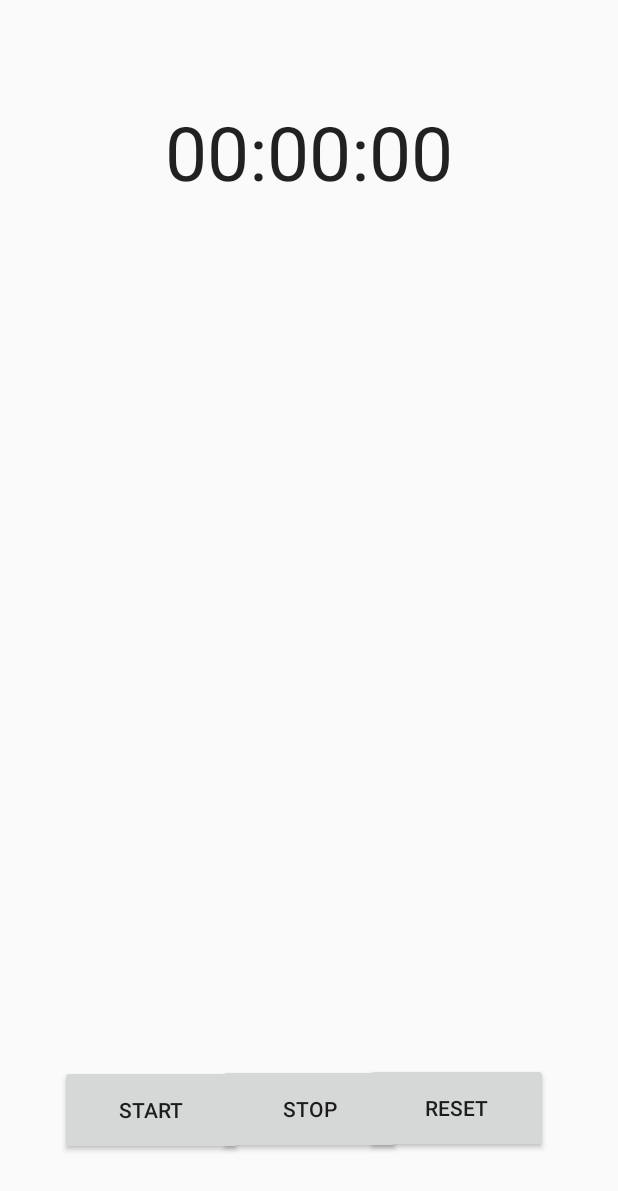
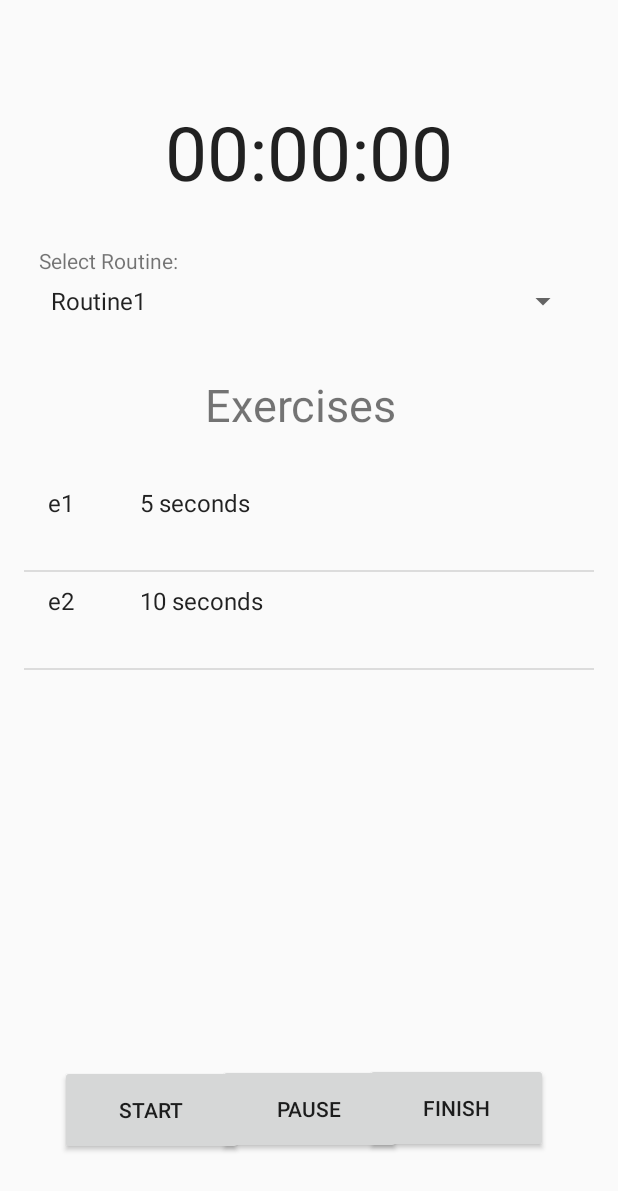
Before and after one commit to Thamira2001/New-repo, an Android app: the screen it shows after launch (StartWorkoutActivity), after a tap on "START WORKOUT", on a phone screen of 412 x 824 dp. Shown: the top 1191 px of the screen. Run offline under Robolectric (Android 15) with nearby library versions, the phone set to English and light mode, and no system bars.

Commit message:
StartWorkout page completed

```diff
--- a/app/src/main/java/comp3350/srsys/business/AccessWorkouts.java
+++ b/app/src/main/java/comp3350/srsys/business/AccessWorkouts.java
@@ -51,11 +51,11 @@ public class AccessWorkouts {
         return workout;
     }
 
-    boolean insertWorkout(final Workout currentWorkout) {
+    public boolean insertWorkout(final Workout currentWorkout) {
         return workoutPersistence.insertWorkout(currentWorkout);
     }
 
-    boolean deleteWorkout(final Workout currentWorkout) {
+    public boolean deleteWorkout(final Workout currentWorkout) {
         return workoutPersistence.deleteWorkout(currentWorkout);
     }
 }
--- a/app/src/main/java/comp3350/srsys/objects/ExerciseList.java
+++ b/app/src/main/java/comp3350/srsys/objects/ExerciseList.java
@@ -32,4 +32,13 @@ public class ExerciseList {
         }
         return names;
     }
+
+    public List<String> getNamesWithTime() {
+        ArrayList<String> res = new ArrayList<>();
+        for(int i = 0; i < exercises.size(); i++) {
+            Exercise e = exercises.get(i);
+            res.add(e.getName() + "           " + e.getDurationSec() + " seconds");
+        }
+        return res;
+    }
 }
--- a/app/src/main/java/comp3350/srsys/objects/Routine.java
+++ b/app/src/main/java/comp3350/srsys/objects/Routine.java
@@ -13,7 +13,7 @@ public class Routine {
     public Routine(){}
     public Routine(String name, ExerciseList exerciseList){
         this.name = name;
-        this.exerciseList = exerciseList;
+        this.exerciseList = exerciseList.copy();
     }
     public Routine(String name){
         this(name, new ExerciseList());
--- a/app/src/main/java/comp3350/srsys/objects/Workout.java
+++ b/app/src/main/java/comp3350/srsys/objects/Workout.java
@@ -7,39 +7,20 @@ import java.time.Month;
 
 public class Workout {
     private Routine routine;
-    private long startTimeSec;
-    private long endTimeSec;
     private LocalDate date;
+    private int durationSec;
 
-    public Workout(Routine r) {
-        this(r, -1, -1);
-    }
-
-    public Workout(Routine r, long startTimeSec, long endTimeSec) {
+    public Workout(Routine r, int durationSec){
         this.routine = r;
-        this.startTimeSec = startTimeSec;
-        this.endTimeSec = endTimeSec;
-        this.date = LocalDate.now();
+        this.durationSec = durationSec;
     }
 
     public Routine getRoutine() {
         return routine;
     }
 
-    public long getStartTimeSec() {return startTimeSec;}
-    public long getEndTimeSec() {return endTimeSec;}
-
-    public int getDurationSec() {return (int)(endTimeSec - startTimeSec);}
+    public int getDurationSec() {return durationSec;}
     public Month getMonth() {return date.getMonth();}
 
-    public void startWorkout() {
-        if(startTimeSec == -1)
-            this.startTimeSec = System.currentTimeMillis()/1000;
-    }
-
-    public void endWorkout(){
-        if(endTimeSec == -1)
-            this.endTimeSec = System.currentTimeMillis()/1000;
-    }
 
 }
--- a/app/src/main/java/comp3350/srsys/persistence/hsqldb/WorkoutPersistenceHSQLDB.java
+++ b/app/src/main/java/comp3350/srsys/persistence/hsqldb/WorkoutPersistenceHSQLDB.java
@@ -30,9 +30,10 @@ public class WorkoutPersistenceHSQLDB implements WorkoutPersistence {
 
     private Workout fromResultSet(final ResultSet rs) throws SQLException {
         final Routine routine = getRoutineFromResultSet(rs);
-        final long startTimeSec = rs.getLong("startTimeSec");
-        final long endTimeSec = rs.getLong("endTimeSec");
-        return new Workout(routine, startTimeSec, endTimeSec);
+        //final long startTimeSec = rs.getLong("startTimeSec");
+        //final long endTimeSec = rs.getLong("endTimeSec");
+        int duration = 10;
+        return new Workout(routine, 10);
     }
 
     public Routine getRoutineFromResultSet(ResultSet rs) throws SQLException {
@@ -89,8 +90,8 @@ public class WorkoutPersistenceHSQLDB implements WorkoutPersistence {
         try (final Connection c = connection()) {
             final PreparedStatement st = c.prepareStatement("INSERT INTO workouts VALUES(?, ?, ?)");
             st.setString(1, routineToString(currentWorkout.getRoutine()));
-            st.setLong(2, currentWorkout.getStartTimeSec());
-            st.setLong(3, currentWorkout.getEndTimeSec());
+            //st.setLong(2, currentWorkout.getStartTimeSec());
+            //st.setLong(3, currentWorkout.getEndTimeSec());
             st.executeUpdate();
             return true;
         } catch (final SQLException e) {
@@ -124,10 +125,10 @@ public class WorkoutPersistenceHSQLDB implements WorkoutPersistence {
             rt.setString(1, routineToString(currentWorkout.getRoutine()));
             rt.executeUpdate();
             final PreparedStatement st = c.prepareStatement("DELETE FROM workout WHERE start time = ?");
-            st.setLong(1, currentWorkout.getStartTimeSec());
+            //st.setLong(1, currentWorkout.getStartTimeSec());
             st.executeUpdate();
             final PreparedStatement et = c.prepareStatement("DELETE FROM workout WHERE end time = ?");
-            et.setLong(1, currentWorkout.getEndTimeSec());
+            //et.setLong(1, currentWorkout.getEndTimeSec());
             et.executeUpdate();
             return true;
         } catch (final SQLException e) {
--- a/app/src/main/java/comp3350/srsys/persistence/stubs/RoutinePersistenceStub.java
+++ b/app/src/main/java/comp3350/srsys/persistence/stubs/RoutinePersistenceStub.java
@@ -4,6 +4,8 @@ import java.util.ArrayList;
 import java.util.Collections;
 import java.util.List;
 
+import comp3350.srsys.objects.Exercise;
+import comp3350.srsys.objects.ExerciseList;
 import comp3350.srsys.objects.Routine;
 import comp3350.srsys.persistence.RoutinePersistence;
 
@@ -14,10 +16,18 @@ public class RoutinePersistenceStub implements RoutinePersistence {
     public RoutinePersistenceStub() {
         this.routineList = new ArrayList<>();
 
+        ExerciseList el1 = new ExerciseList();
+        ExerciseList el2 = new ExerciseList();
+        Exercise e1 = new Exercise("e1", 5);
+        Exercise e2 = new Exercise("e2", 10);
+        el1.add(e1);
+        el1.add(e2);
+        el2.add(e2);
+
         // stub values
-        routineList.add(new Routine("Routine1"));
-        routineList.add(new Routine("Routine2"));
-        routineList.add(new Routine("Routine3"));
+        routineList.add(new Routine("Routine1", el1));
+        routineList.add(new Routine("Routine2", el2));
+        routineList.add(new Routine("Routine3", el1));
     }
 
     @Override
--- a/app/src/main/java/comp3350/srsys/persistence/stubs/WorkoutPersistenceStub.java
+++ b/app/src/main/java/comp3350/srsys/persistence/stubs/WorkoutPersistenceStub.java
@@ -31,8 +31,8 @@ public class WorkoutPersistenceStub implements WorkoutPersistence {
         eList2.add(e3);
         Routine r2 = new Routine("r2", eList2);
 
-        workouts.add(new Workout(r1, 0, 60*30));
-        workouts.add(new Workout(r2, 0, 60*10));
+        workouts.add(new Workout(r1, 60*30));
+        workouts.add(new Workout(r2, 60*10));
     }
 
     @Override
--- a/app/src/main/java/comp3350/srsys/presentation/StartWorkoutActivity.java
+++ b/app/src/main/java/comp3350/srsys/presentation/StartWorkoutActivity.java
@@ -4,28 +4,35 @@ import android.app.Activity;
 import android.os.Bundle;
 import android.os.Handler;
 import android.view.View;
+import android.widget.AdapterView;
 import android.widget.ArrayAdapter;
 import android.widget.ListView;
+import android.widget.Spinner;
 import android.widget.TextView;
+import android.widget.AdapterView.OnItemSelectedListener;
+import android.widget.Toast;
 
+import java.util.ArrayList;
 import java.util.List;
 import java.util.Locale;
 import comp3350.srsys.R;
 import comp3350.srsys.business.AccessRoutines;
-import comp3350.srsys.objects.Exercise;
+import comp3350.srsys.business.AccessWorkouts;
 import comp3350.srsys.objects.ExerciseList;
 import comp3350.srsys.objects.Routine;
+import comp3350.srsys.objects.Workout;
 
 
-public class StartWorkoutActivity extends Activity
+public class StartWorkoutActivity extends Activity implements OnItemSelectedListener
 {
     private int sec = 0;
     private boolean isRunning;
     private boolean wasRunning;
 
     private AccessRoutines accessRoutines;
-    List<Routine> routines;
-    Routine curRoutine;
+    private AccessWorkouts accessWorkouts;
+    private List<Routine> routines;
+    private Routine curRoutine;
 
     @Override
     protected void onCreate(Bundle savedInstanceState) {
@@ -40,17 +47,37 @@ public class StartWorkoutActivity extends Activity
         runningTimer();
 
         accessRoutines = new AccessRoutines();
+        accessWorkouts = new AccessWorkouts();
         routines = accessRoutines.getRoutines();
+        curRoutine = routines.get(0);
+        List<String> routineNames = new ArrayList<>();
+        for(int i = 0; i < routines.size(); i++) routineNames.add(routines.get(i).getName());
 
-        // display dropdown to select routine
+        // Setup routine spinner
+        Spinner spinner = (Spinner) findViewById(R.id.exercisespinner);
+        spinner.setOnItemSelectedListener(this);
+        ArrayAdapter<String> dataAdapter = new ArrayAdapter<String>(this, android.R.layout.simple_spinner_item, routineNames);
+        dataAdapter.setDropDownViewResource(android.R.layout.simple_spinner_dropdown_item);
+        spinner.setAdapter(dataAdapter);
+
+        updateExerciseList();
+
+    }
+    public void onItemSelected(AdapterView<?> parent, View view, int position, long id) {
+        curRoutine = routines.get(position);
+        updateExerciseList();
+    }
+    public void onNothingSelected(AdapterView<?> arg0) {
         curRoutine = routines.get(0);
+    }
 
-        // display exercise list of corresponding routine
+    public void updateExerciseList() {
         ExerciseList curExercises = curRoutine.getExercises();
         ListView listView = (ListView) findViewById(R.id.exerciseList);
-        ArrayAdapter adapter = new ArrayAdapter<>(this, android.R.layout.simple_list_item_activated_2, android.R.id.text1, curExercises.getNames());
+        ArrayAdapter adapter = new ArrayAdapter<>(this, android.R.layout.simple_list_item_activated_2, android.R.id.text1, curExercises.getNamesWithTime());
         listView.setAdapter(adapter);
     }
+
     @Override
     public void onSaveInstanceState(Bundle savedInstanceState) {
         savedInstanceState.putInt("seconds", sec);
@@ -59,8 +86,7 @@ public class StartWorkoutActivity extends Activity
     }
 
     @Override
-    protected void onPause()
-    {
+    protected void onPause() {
         super.onPause();
         wasRunning = isRunning;
         isRunning = false;
@@ -77,12 +103,8 @@ public class StartWorkoutActivity extends Activity
     public void onClickStart(View view) {
         isRunning = true;
     }
-    public void onClickStop(View view) {
+    public void onClickPause(View view) {
         isRunning = false;
-    }
-    public void onClickReset(View view) {
-        isRunning = false;
-        sec = 0;
     }
     private void runningTimer() {
         final TextView t_View = (TextView)findViewById(R.id.time_view);
@@ -102,4 +124,18 @@ public class StartWorkoutActivity extends Activity
             }
         });
     }
+
+    public void onClickFinish(View view) {
+        // create new workout instance
+        Workout newW = new Workout(curRoutine, sec);
+        accessWorkouts.insertWorkout(newW);
+
+        // make toast prompt
+        Toast.makeText(getApplicationContext(),"Workout Successfully Saved",Toast.LENGTH_SHORT).show();
+
+        // exit page
+        finish();
+    }
+
+
 }
--- a/app/src/main/res/layout/activity_start_workout.xml
+++ b/app/src/main/res/layout/activity_start_workout.xml
@@ -23,13 +23,56 @@
         app:layout_constraintTop_toTopOf="parent"
         app:layout_constraintVertical_bias="0.071" />
 
+    <LinearLayout
+        android:id="@+id/linearLayout"
+        android:layout_width="fill_parent"
+        android:layout_height="wrap_content"
+        android:layout_marginTop="128dp"
+        android:orientation="vertical"
+        android:padding="10dip"
+        app:layout_constraintEnd_toEndOf="parent"
+        app:layout_constraintStart_toStartOf="parent"
+        app:layout_constraintTop_toTopOf="parent">
+
+        <TextView
+            android:layout_width="fill_parent"
+            android:layout_height="wrap_content"
+            android:layout_marginTop="10dip"
+            android:layout_marginBottom="5dp"
+            android:text="Select Routine:" />
+
+        <Spinner
+            android:id="@+id/exercisespinner"
+            android:layout_width="fill_parent"
+            android:layout_height="wrap_content"
+            android:prompt="@string/spinner_title" />
+
+    </LinearLayout>
+
+    <TextView
+        android:id="@+id/textView"
+        android:layout_width="wrap_content"
+        android:layout_height="wrap_content"
+        android:layout_marginStart="162dp"
+        android:layout_marginTop="16dp"
+        android:layout_marginEnd="173dp"
+        android:layout_marginBottom="15dp"
+        android:text="Exercises"
+        android:textSize="30dp"
+        app:layout_constraintBottom_toTopOf="@+id/exerciseList"
+        app:layout_constraintEnd_toEndOf="parent"
+        app:layout_constraintStart_toStartOf="parent"
+        app:layout_constraintTop_toBottomOf="@+id/linearLayout" />
+
     <ListView
+        android:id="@+id/exerciseList"
         android:layout_width="match_parent"
-        android:layout_height="0dp"
-        android:id="@+id/exerciseList"
+        android:layout_height="300dp"
+        android:layout_gravity="top"
         android:layout_weight="1"
-        android:layout_gravity="top"
-        android:choiceMode="singleChoice" />
+        app:layout_constraintBottom_toTopOf="@+id/pause_button"
+        app:layout_constraintTop_toBottomOf="@+id/linearLayout"
+        tools:layout_editor_absoluteX="40dp" />
 
     <Button
         android:id="@+id/start_button"
@@ -47,13 +90,13 @@
         app:layout_constraintVertical_bias="0.944" />
 
     <Button
-        android:id="@+id/stop_button"
+        android:id="@+id/pause_button"
         android:layout_width="122dp"
         android:layout_height="60dp"
         android:layout_gravity="center_horizontal"
         android:layout_marginTop="50dp"
-        android:onClick="onClickStop"
-        android:text="@string/stop"
+        android:onClick="onClickPause"
+        android:text="@string/pause"
         app:layout_constraintBottom_toBottomOf="parent"
         app:layout_constraintEnd_toEndOf="parent"
         app:layout_constraintStart_toStartOf="parent"
@@ -61,12 +104,12 @@
         app:layout_constraintVertical_bias="0.943" />
 
     <Button
-        android:id="@+id/reset_button"
+        android:id="@+id/finish_button"
         android:layout_width="122dp"
         android:layout_height="60dp"
         android:layout_gravity="center_horizontal"
-        android:onClick="onClickReset"
-        android:text="@string/reset"
+        android:onClick="onClickFinish"
+        android:text="@string/finish"
         app:layout_constraintBottom_toBottomOf="parent"
         app:layout_constraintEnd_toEndOf="parent"
         app:layout_constraintHorizontal_bias="0.88"
--- a/app/src/main/res/values/strings.xml
+++ b/app/src/main/res/values/strings.xml
@@ -23,6 +23,7 @@
     <string name="graph">Graph</string>
     <string name="startWorkout">Start Workout</string>
     <string name="start">Start</string>
-    <string name="reset">Reset</string>
-    <string name="stop">Stop</string>
+    <string name="finish">Finish</string>
+    <string name="pause">Pause</string>
+    <string name="spinner_title">Select Routine</string>
 </resources>
```
